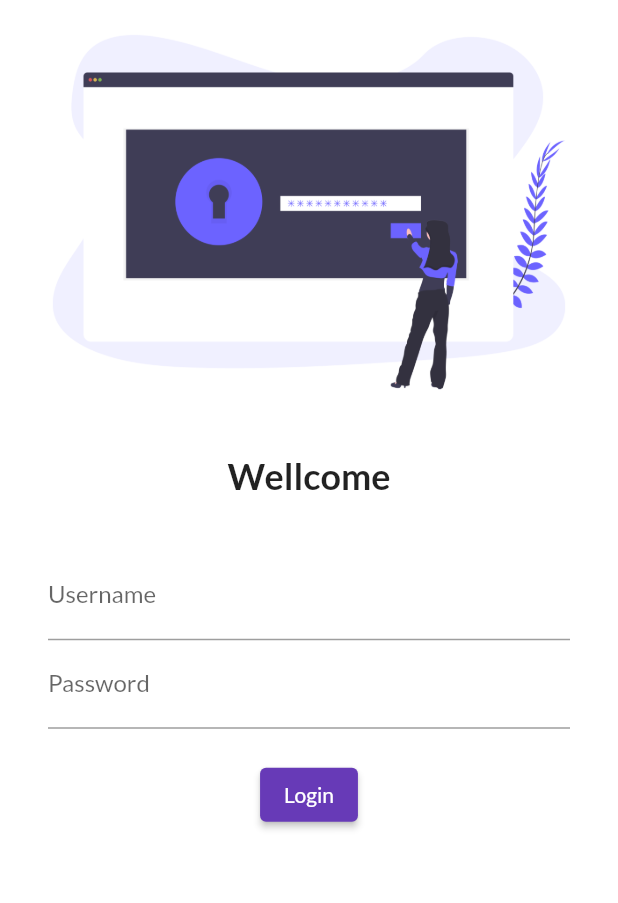
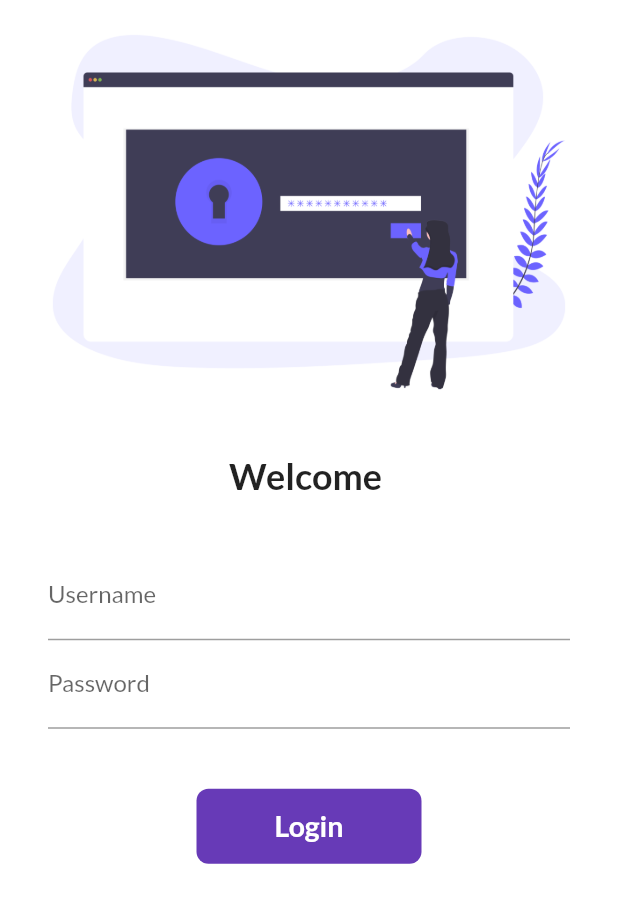
Before and after one commit to Emmanuel-tuyisenge/Flutter_E-Commerce, a Flutter app: the screen it shows after launch, on a phone screen of 412 x 824 dp. Shown: the top 903 px of the screen. Run offline on Flutter 3.47's test engine with Material 2 defaults, Android fonts, the phone set to English and light mode, and no system bars; our stand-ins replace google_fonts.

Commit message:
Stylize loginPage(Add animated container and a future delay)

```diff
--- a/lib/main.dart
+++ b/lib/main.dart
@@ -1,4 +1,5 @@
 import 'package:flutter/material.dart';
+import 'package:flutter_ecommerce/utils/routes.dart';
 import 'package:google_fonts/google_fonts.dart';
 import 'pages/login_page.dart';
 import 'pages/home_page.dart';
@@ -13,6 +14,7 @@ class MyApp extends StatelessWidget {
     return MaterialApp(
       //home: HomePage(),
       themeMode: ThemeMode.light,
+      debugShowCheckedModeBanner: false,
       theme: ThemeData(
         primarySwatch: Colors.deepPurple,
         fontFamily: GoogleFonts.lato().fontFamily,
@@ -24,8 +26,8 @@ class MyApp extends StatelessWidget {
       initialRoute: "/",
       routes: {
         "/": (context) => LoginPage(),
-        "/home": (context) => HomePage(),
-        //"/login": (context) => LoginPage()
+        MyRoutes.homeRoute: (context) => HomePage(),
+        MyRoutes.loginRoute: (context) => LoginPage()
       },
     );
   }
--- a/lib/pages/login_page.dart
+++ b/lib/pages/login_page.dart
@@ -1,10 +1,20 @@
 import 'package:flutter/material.dart';
+import 'package:flutter_ecommerce/utils/routes.dart';
 
-class LoginPage extends StatelessWidget {
+class LoginPage extends StatefulWidget {
+  @override
+  _LoginPageState createState() => _LoginPageState();
+}
+
+class _LoginPageState extends State<LoginPage> {
+  String name = "";
+  bool changeBtn = false;
+
   @override
   Widget build(BuildContext context) {
     return Material(
       color: Colors.white,
+      child: SingleChildScrollView(
         child: Column(
           children: [
             Image.asset(
@@ -15,7 +25,7 @@ class LoginPage extends StatelessWidget {
               height: 20.0,
             ),
             Text(
-            "Wellcome",
+              "Welcome $name",
               style: TextStyle(
                 fontSize: 24,
                 //color: Colors.blue,
@@ -36,6 +46,10 @@ class LoginPage extends StatelessWidget {
                       hintText: "Enter username",
                       labelText: "Username",
                     ),
+                    onChanged: (value) {
+                      name = value;
+                      setState(() {});
+                    },
                   ),
                   TextFormField(
                     obscureText: true,
@@ -45,20 +59,57 @@ class LoginPage extends StatelessWidget {
                     ),
                   ),
                   SizedBox(
-                  height: 20.0,
+                    height: 40.0,
                   ),
-                ElevatedButton(
-                  onPressed: () {
-                    print("Hi Wilders");
+                  InkWell(
+                    onTap: () async {
+                      setState(() {
+                        changeBtn = true;
+                      });
+                      await Future.delayed(Duration(seconds: 1));
+                      Navigator.pushNamed(context, MyRoutes.homeRoute);
                     },
-                  child: Text("Login"),
-                  style: TextButton.styleFrom(),
+                    child: AnimatedContainer(
+                      duration: Duration(seconds: 1),
+                      width: changeBtn ? 50 : 150,
+                      height: 50,
+                      alignment: Alignment.center,
+                      child: changeBtn
+                          ? Icon(
+                              Icons.done,
+                              color: Colors.white,
+                            )
+                          : Text(
+                              "Login",
+                              style: TextStyle(
+                                color: Colors.white,
+                                fontWeight: FontWeight.bold,
+                                fontSize: 19,
                               ),
+                            ),
+                      decoration: BoxDecoration(
+                        color: Colors.deepPurple,
+                        // shape: changeBtn ? BoxShape.circle : BoxShape.rectangle,
+                        borderRadius: BorderRadius.circular(changeBtn ? 50 : 8),
+                      ),
+                    ),
+                  ),
+                  // ElevatedButton(
+                  //   onPressed: () {
+                  //     Navigator.pushNamed(context, MyRoutes.homeRoute);
+                  //   },
+                  //   child: Text(
+                  //     "Login",
+                  //     style: TextStyle(fontSize: 20),
+                  //   ),
+                  //   style: TextButton.styleFrom(minimumSize: Size(160, 50)),
+                  // ),
                 ],
               ),
             )
           ],
         ),
+      ),
     );
   }
 }
--- /dev/null
+++ b/lib/utils/routes.dart
@@ -0,0 +1,4 @@
+class MyRoutes {
+  static String loginRoute = "/login";
+  static String homeRoute = "/home";
+}
```
Lines whose indentation alone changed are shown as unchanged.
